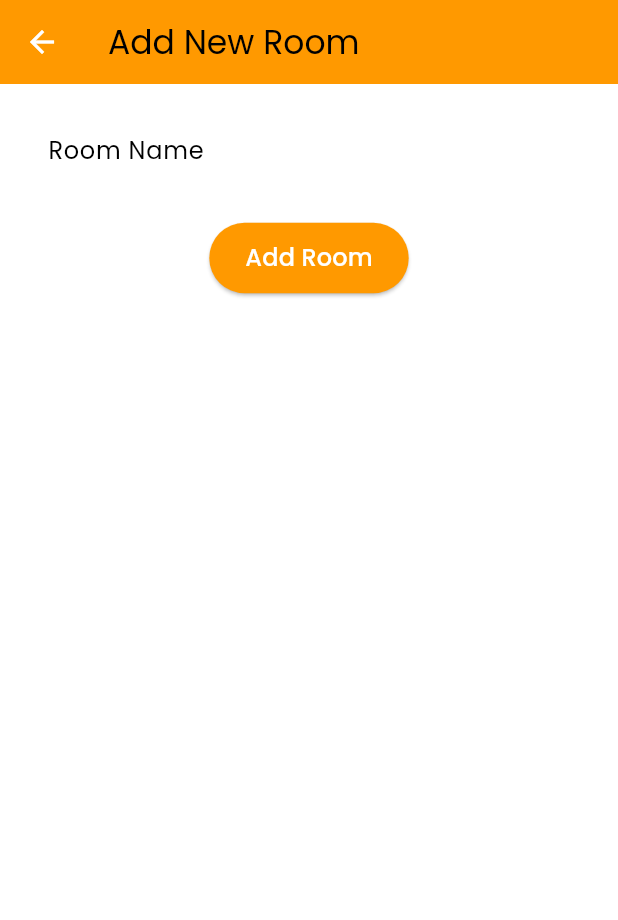
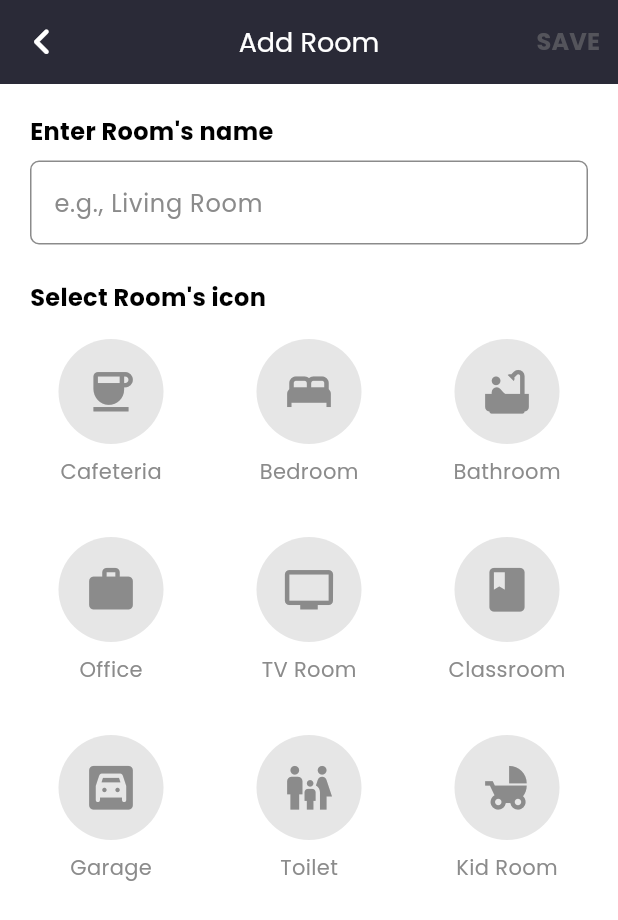
Before and after one commit to KempDewulf/envirosense-app, a Flutter app: the AddRoomScreen screen opened by its route, on a phone screen of 412 x 824 dp. Shown: the top 920 px of the screen. Run offline on Flutter 3.47's test engine with Material 3 defaults, Android fonts, the phone set to English and light mode, and no system bars; our stand-ins replace firebase_auth, firebase_core, google_fonts, introduction_screen, shared_preferences; accounts and stored records are empty.

Commit message:
feat: convert AddRoomScreen to StatefulWidget, implement room selection and save functionality

```diff
--- a/lib/views/add_room_screen.dart
+++ b/lib/views/add_room_screen.dart
@@ -3,42 +3,190 @@
 import 'package:flutter/material.dart';
 import '../colors/colors.dart';
 
-class AddRoomScreen extends StatelessWidget {
+class AddRoomScreen extends StatefulWidget {
   const AddRoomScreen({super.key});
+
+  @override
+  State<AddRoomScreen> createState() => _AddRoomScreenState();
+}
+
+class _AddRoomScreenState extends State<AddRoomScreen> {
+  final TextEditingController _roomNameController = TextEditingController();
+  String? _selectedRoomType;
+
+  // List of available room types with corresponding icons
+  final List<Map<String, dynamic>> _roomTypes = [
+    {'name': 'Cafeteria', 'icon': Icons.coffee},
+    {'name': 'Bedroom', 'icon': Icons.bed},
+    {'name': 'Bathroom', 'icon': Icons.bathtub},
+    {'name': 'Office', 'icon': Icons.work},
+    {'name': 'TV Room', 'icon': Icons.tv},
+    {'name': 'Classroom', 'icon': Icons.class_},
+    {'name': 'Garage', 'icon': Icons.garage},
+    {'name': 'Toilet', 'icon': Icons.family_restroom},
+    {'name': 'Kid Room', 'icon': Icons.child_friendly},
+  ];
+
+  @override
+  void dispose() {
+    _roomNameController.dispose();
+    super.dispose();
+  }
+
+  bool get _isFormComplete {
+    return _roomNameController.text.isNotEmpty && _selectedRoomType != null;
+  }
+
+  void _saveRoom() {
+    // Implement the save logic here
+    Navigator.pop(context);
+  }
 
   @override
   Widget build(BuildContext context) {
     return Scaffold(
       appBar: AppBar(
-        title: const Text('Add New Room'),
-        backgroundColor: AppColors.secondaryColor,
+        leading: IconButton(
+          icon: const Icon(Icons.keyboard_arrow_left_rounded),
+          iconSize: 35,
+          onPressed: () => Navigator.pop(context),
+        ),
+        backgroundColor: AppColors.primaryColor,
+        foregroundColor: AppColors.whiteColor,
+        title: const Text(
+          'Add Room',
+          style: TextStyle(
+            fontSize: 18,
+          ),
+        ),
+        centerTitle: true,
+        elevation: 0,
+        actions: [
+          TextButton(
+            onPressed: _isFormComplete ? _saveRoom : null,
+            child: Text(
+              'SAVE',
+              style: TextStyle(
+                color: _isFormComplete
+                    ? AppColors.secondaryColor
+                    : const Color.fromARGB(110, 139, 139, 139),
+                fontSize: 16,
+                fontWeight: FontWeight.bold,
+              ),
+            ),
+          ),
+        ],
       ),
       body: Padding(
-        padding: const EdgeInsets.all(16.0),
+        padding: const EdgeInsets.all(20.0),
         child: Column(
+          crossAxisAlignment: CrossAxisAlignment.start,
           children: [
+            const Text(
+              "Enter Room's name",
+              style: TextStyle(
+                fontSize: 16,
+                color: AppColors.blackColor,
+                fontWeight: FontWeight.bold,
+              ),
+            ),
+            const SizedBox(height: 8),
             TextField(
+              controller: _roomNameController,
               decoration: InputDecoration(
-                labelText: 'Room Name',
+                hintText: 'e.g., Living Room',
+                hintStyle: const TextStyle(
+                  color: AppColors.accentColor,
+                ),
                 border: OutlineInputBorder(
-                  borderRadius: BorderRadius.circular(8),
+                  borderRadius: BorderRadius.circular(6),
+                  borderSide: const BorderSide(color: AppColors.lightGrayColor),
+                ),
+                enabledBorder: OutlineInputBorder(
+                  borderRadius: BorderRadius.circular(6),
+                  borderSide: const BorderSide(color: AppColors.accentColor),
+                ),
+                focusedBorder: OutlineInputBorder(
+                  borderRadius: BorderRadius.circular(6),
                   borderSide: const BorderSide(color: AppColors.accentColor),
                 ),
               ),
+              onChanged: (value) {
+                setState(() {
+                  // Update the form completeness
+                });
+              },
             ),
-            const SizedBox(height: 20),
-            ElevatedButton(
-              onPressed: () {
-                // Handle add room logic
-              },
-              style: ElevatedButton.styleFrom(
-                backgroundColor: AppColors.secondaryColor,
-                padding:
-                    const EdgeInsets.symmetric(vertical: 12, horizontal: 24),
+            const SizedBox(height: 24),
+            const Text(
+              "Select Room's icon",
+              style: TextStyle(
+                fontSize: 16,
+                color: AppColors.blackColor,
+                fontWeight: FontWeight.bold,
               ),
-              child: const Text(
-                'Add Room',
-                style: TextStyle(color: AppColors.whiteColor, fontSize: 16),
+            ),
+            const SizedBox(height: 16),
+            Expanded(
+              child: GridView.builder(
+                itemCount: _roomTypes.length,
+                gridDelegate: const SliverGridDelegateWithFixedCrossAxisCount(
+                  crossAxisCount: 3,
+                  mainAxisSpacing: 24,
+                  crossAxisSpacing: 24,
+                ),
+                itemBuilder: (context, index) {
+                  String roomName = _roomTypes[index]['name'];
+                  IconData iconData = _roomTypes[index]['icon'];
+                  bool isSelected = _selectedRoomType == roomName;
+
+                  return GestureDetector(
+                    onTap: () {
+                      setState(() {
+                        _selectedRoomType = roomName;
+                      });
+                    },
+                    child: Column(
+                      children: [
+                        Container(
+                          width: 70,
+                          height: 70,
+                          decoration: BoxDecoration(
+                            color: isSelected
+                                ? AppColors.secondaryColor
+                                : AppColors.lightGrayColor,
+                            shape: BoxShape.circle,
+                            boxShadow: isSelected
+                                ? [
+                                    BoxShadow(
+                                      color: AppColors.secondaryColor
+                                          .withOpacity(0.6),
+                                      spreadRadius: 2,
+                                      blurRadius: 6,
+                                    ),
+                                  ]
+                                : [],
+                          ),
+                          child: Icon(
+                            iconData,
+                            color: isSelected
+                                ? Colors.white
+                                : AppColors.accentColor,
+                            size: 35,
+                          ),
+                        ),
+                        const SizedBox(height: 8),
+                        Text(
+                          roomName,
+                          style: const TextStyle(
+                            fontSize: 14,
+                            color: AppColors.accentColor,
+                          ),
+                        ),
+                      ],
+                    ),
+                  );
+                },
               ),
             ),
           ],
```
